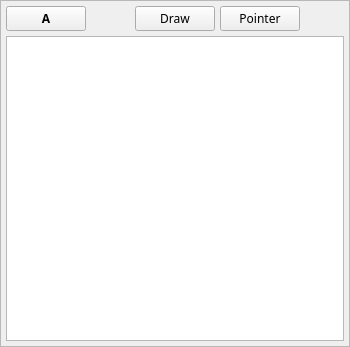
Qt form src/librarywidget.ui (tom-23/Horizon) before a commit.
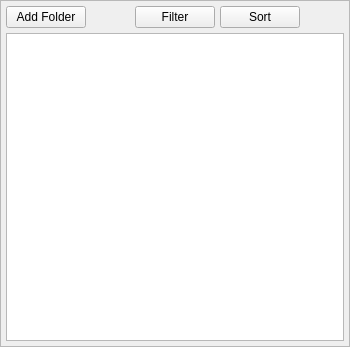
The same form after that commit.

```diff
--- a/src/librarywidget.ui
+++ b/src/librarywidget.ui
@@ -81,18 +81,11 @@
         </property>
         <item>
          <widget class="QPushButton" name="pushButton_5">
-          <property name="font">
-           <font>
-            <family>SF Display</family>
-            <weight>75</weight>
-            <bold>true</bold>
-           </font>
-          </property>
           <property name="contextMenuPolicy">
            <enum>Qt::CustomContextMenu</enum>
           </property>
           <property name="text">
-           <string>A</string>
+           <string>Add Folder</string>
           </property>
          </widget>
         </item>
@@ -111,32 +104,18 @@
         </item>
         <item>
          <widget class="QPushButton" name="pushButton_4">
-          <property name="font">
-           <font>
-            <family>SF Display</family>
-            <weight>50</weight>
-            <bold>false</bold>
-           </font>
-          </property>
           <property name="text">
-           <string>Draw</string>
+           <string>Filter</string>
           </property>
          </widget>
         </item>
         <item>
          <widget class="QPushButton" name="pushButton_3">
-          <property name="font">
-           <font>
-            <family>SF Display</family>
-            <weight>50</weight>
-            <bold>false</bold>
-           </font>
-          </property>
           <property name="contextMenuPolicy">
            <enum>Qt::CustomContextMenu</enum>
           </property>
           <property name="text">
-           <string>Pointer</string>
+           <string>Sort</string>
           </property>
          </widget>
         </item>
```
Left out of the diff: 2 changed lines with no effect on the pictures.
